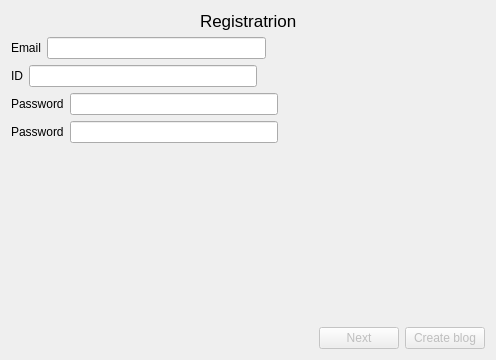
Old version of the form Blog/signup.ui in the repository JaremKaas/blog-app-QT.
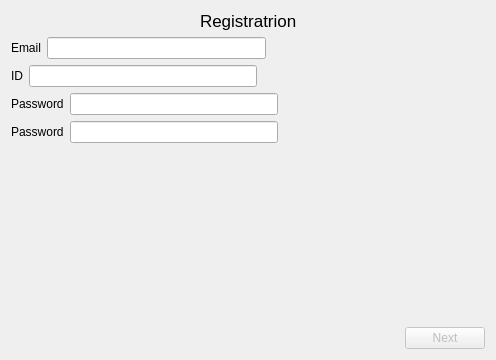
New version of the form.

Diff of the .ui file:
```diff
--- a/Blog/signup.ui
+++ b/Blog/signup.ui
@@ -242,16 +242,6 @@
            </property>
           </widget>
          </item>
-         <item>
-          <widget class="QPushButton" name="pushButton_createblog">
-           <property name="enabled">
-            <bool>false</bool>
-           </property>
-           <property name="text">
-            <string>Create blog</string>
-           </property>
-          </widget>
-         </item>
         </layout>
        </item>
       </layout>
```
